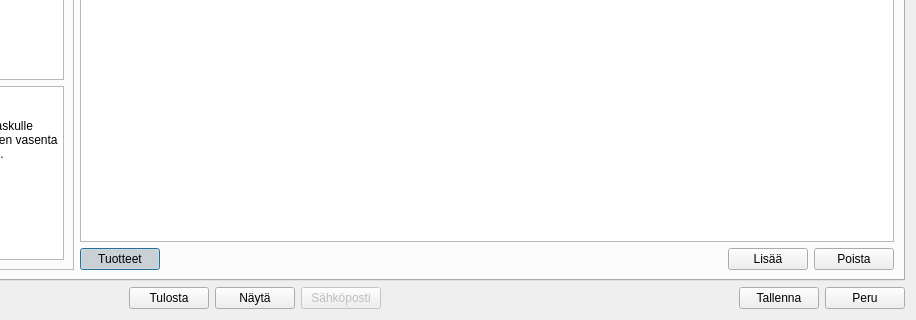
Before: the Qt Designer form kitupiikki/laskutus/laskudialogi.ui in artoh/kitupiikki, drawn with Qt 5; both pictures show x 248 to 1164 and y 312 to 632 of the 1164 by 632 pixel window.
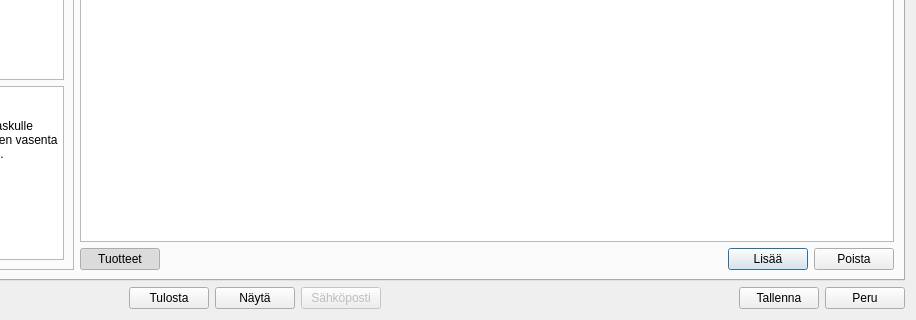
After: the same form once the commit is applied. Icons and pictures are not drawn. Custom widgets are drawn as their Qt base class.

What changed in the file:
```diff
--- a/kitupiikki/laskutus/laskudialogi.ui
+++ b/kitupiikki/laskutus/laskudialogi.ui
@@ -224,6 +224,9 @@
              <property name="checked">
               <bool>true</bool>
              </property>
+             <property name="autoDefault">
+              <bool>false</bool>
+             </property>
             </widget>
            </item>
            <item>
```
Left out of the diff: 3 changed lines with no effect on the pictures.
